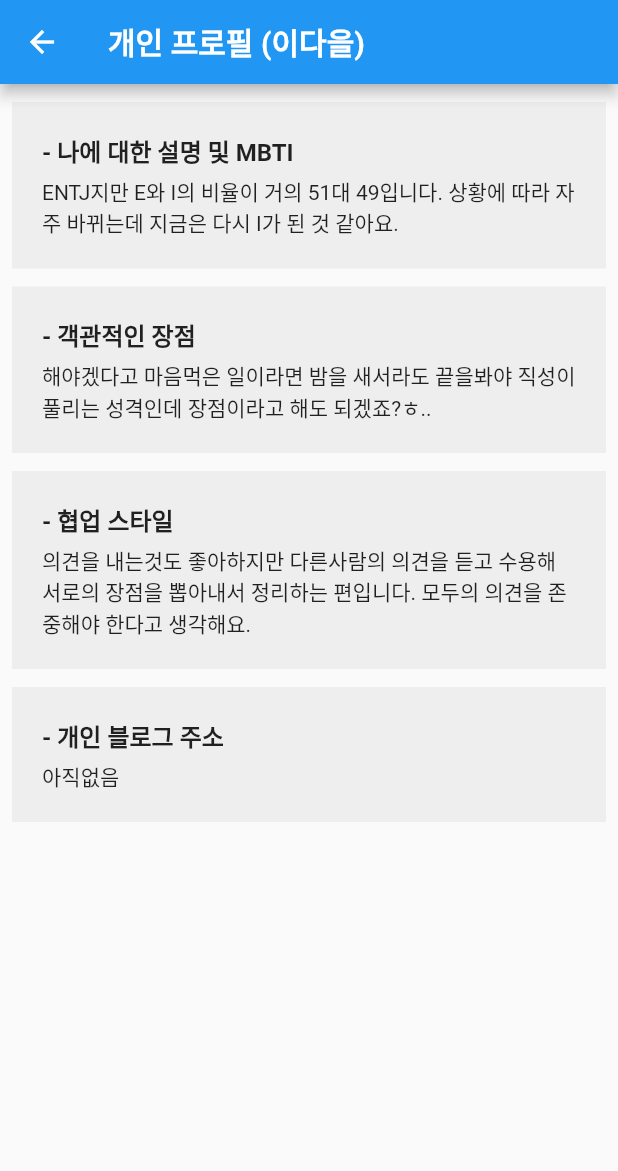
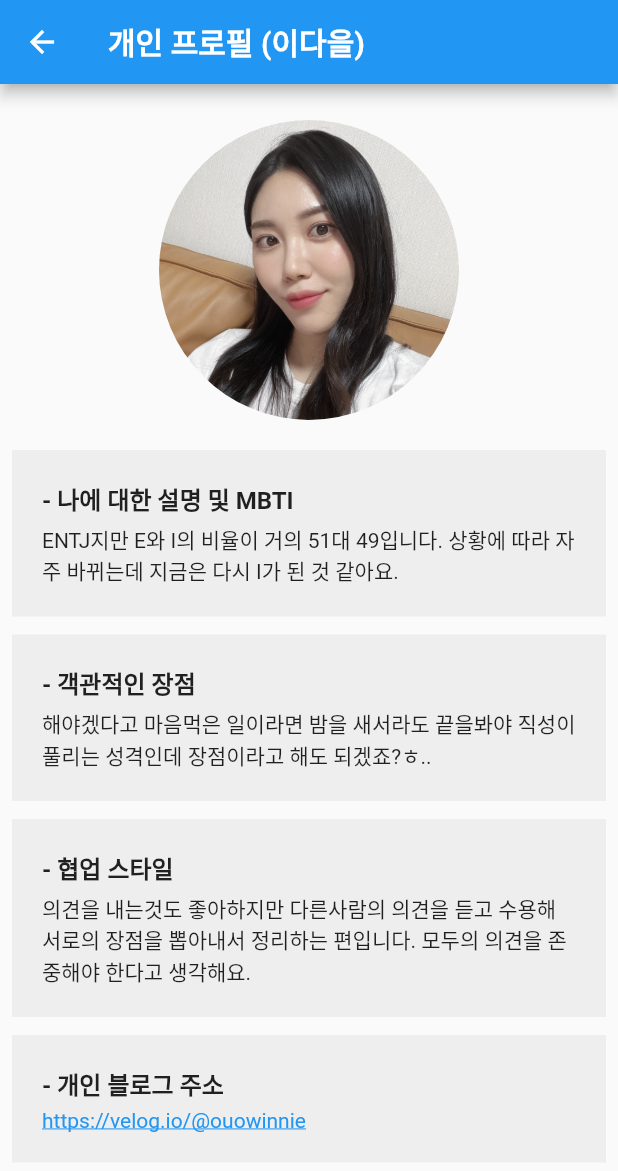
Before and after one commit to sinw212/TeamPage, a Flutter app: the screen it shows after launch, after a tap on "이다을", on a phone screen of 412 x 824 dp. Shown: the top 1171 px of the screen. Run offline on Flutter 3.47's test engine with Material 2 defaults, Android fonts, the phone set to English and light mode, and no system bars; our stand-ins replace shared_preferences, webview_flutter.

Commit message:
personal page - add personal image & connect webview

```diff
--- a/lib/personal_page.dart
+++ b/lib/personal_page.dart
@@ -1,4 +1,5 @@
 import 'package:flutter/material.dart';
+import 'package:webview_flutter/webview_flutter.dart';
 
 class PersonalPage extends StatelessWidget {
   final String name;
@@ -7,6 +8,13 @@ class PersonalPage extends StatelessWidget {
 
   @override
   Widget build(BuildContext context) {
+    Map<String, String> images = {
+      "이충환": "assets/choonghwan_personal_img.jpg",
+      "이다을": "assets/daeul_personal_img.jpg",
+      "김진아": "assets/jina_personal_img.jpeg",
+      "이용준": "assets/IMG_7607.png",
+      "김소현": "assets/sohyun_personal_img.jpg",
+    };
     List<Map<String, dynamic>> personalList = [
       {
         "question": "- 나에 대한 설명 및 MBTI",
@@ -18,7 +26,7 @@ class PersonalPage extends StatelessWidget {
         "이용준":
             "저의 MBTI는 'INTJ'입니다 사람들이랑 어울리는 걸 좋아해서 E라고 생각한 적 있는데 낯 가림이 심한 걸 보니 I가 맞는 것 같아요",
         "김소현":
-            "제 MBTI는 ISFJ입니다.\n학부생 시절만 해도 ESFJ였는데 입사를 하고서 성격이 바뀌었습니다. 이후로도 꽤 여러번 재검사를 해봤는데 결국 E로 돌아오지 못했답니다.. 검사를 해보면 90% 이상의 극S와 극J가 나오고 E와I, T와F는 4:6정도 비율이 나옵니다. ISFJ가 I중에 가장 E이고, F중에 가장 T라고 하던데 어느정도는 일치한다고 느끼는 것 같습니다.",
+            "학부생 시절만 해도 ESFJ였는데 입사를 하고서 ISFJ로 바뀌었습니다. 검사를 해보면 90% 이상의 극S와 극J가 나오고 E와I, T와F는 4:6정도 비율이 나옵니다. ISFJ가 I중에 가장 E이고, F중에 가장 T라고 하던데 어느정도는 일치한다고 느끼는 것 같습니다.",
       },
       {
         "question": "- 객관적인 장점",
@@ -43,10 +51,10 @@ class PersonalPage extends StatelessWidget {
       },
       {
         "question": "- 개인 블로그 주소",
-        "이충환": "choongplog.tistory.com",
-        "이다을": "아직없음",
-        "김진아": "https://velog.io/@jxxn.a 입니다.",
-        "이용준": "개인 블로그는 운영하지 않습니다.. SNS도 안해요",
+        "이충환": "https://choongplog.tistory.com/",
+        "이다을": "https://velog.io/@ouowinnie",
+        "김진아": "https://velog.io/@jxxn_a",
+        "이용준": "-",
         "김소현": "https://sinw212.tistory.com/",
       },
     ];
@@ -62,6 +70,20 @@ class PersonalPage extends StatelessWidget {
       ),
       body: Padding(
         padding: const EdgeInsets.only(top: 8.0),
+        child: Column(
+          children: [
+            Padding(
+              padding: const EdgeInsets.symmetric(vertical: 16.0),
+              child: ClipRRect(
+                borderRadius: BorderRadius.circular(100.0),
+                child: Image.asset(
+                  images[name]!,
+                  width: 200,
+                  fit: BoxFit.cover,
+                ),
+              ),
+            ),
+            Expanded(
               child: ListView.builder(
                 itemCount: personalList.length,
                 itemBuilder: (context, index) {
@@ -83,8 +105,30 @@ class PersonalPage extends StatelessWidget {
                             ),
                           ),
                         ),
-                  Text(
+                        GestureDetector(
+                          onTap: () {
+                            if (personalList[index][name].contains("https")) {
+                              Navigator.push(
+                                context,
+                                MaterialPageRoute(
+                                  builder: (context) => WebViewPage(
+                                    url: personalList[index][name],
+                                  ),
+                                ),
+                              );
+                            }
+                          },
+                          child: (personalList[index][name].contains("https"))
+                              ? Text(
                                   personalList[index][name],
+                                  style: TextStyle(
+                                    color: Colors.blue,
+                                    decoration: TextDecoration.underline,
+                                  ),
+                                )
+                              : Text(
+                                  personalList[index][name],
+                                ),
                         ),
                       ],
                     ),
@@ -92,6 +136,26 @@ class PersonalPage extends StatelessWidget {
                 },
               ),
             ),
+          ],
+        ),
+      ),
     );
   }
 }
+
+class WebViewPage extends StatelessWidget {
+  WebViewPage({super.key, required this.url});
+
+  String url;
+
+  @override
+  Widget build(BuildContext context) {
+    return Scaffold(
+      appBar: AppBar(
+        backgroundColor: Colors.grey,
+        title: Text(url),
+      ),
+      body: WebView(initialUrl: url),
+    );
+  }
+}
--- a/pubspec.yaml
+++ b/pubspec.yaml
@@ -37,6 +37,7 @@ dependencies:
   cupertino_icons: ^1.0.2
   provider: ^6.0.5
   shared_preferences: ^2.2.0
+  webview_flutter: ^3.0.4
 
 dev_dependencies:
   flutter_test:
@@ -56,6 +57,10 @@ dev_dependencies:
 flutter:
   assets:
     - assets/IMG_7607.png
+    - assets/choonghwan_personal_img.jpg
+    - assets/daeul_personal_img.jpg
+    - assets/jina_personal_img.jpeg
+    - assets/sohyun_personal_img.jpg
 
   # The following line ensures that the Material Icons font is
   # included with your application, so that you can use the icons in
```
Also changed, not shown: assets/choonghwan_personal_img.jpg (added), assets/daeul_personal_img.jpg (added), assets/jina_personal_img.jpeg (added), assets/sohyun_personal_img.jpg (added), pubspec.lock, 7 other files. Lines whose indentation alone changed are shown as unchanged.
